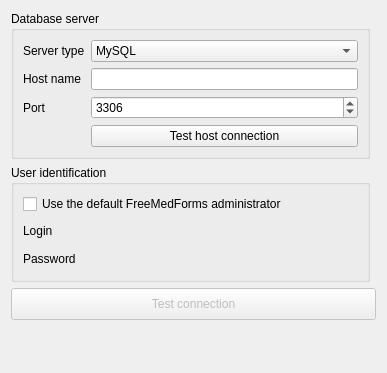
Old version of the form plugins/coreplugin/dialogs/serverpreferenceswidget.ui in the repository FreeHealth/freehealth.
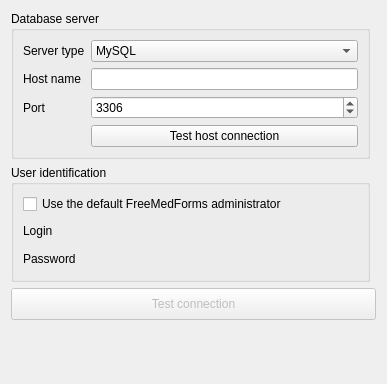
New version of the form. Custom widgets are drawn as their Qt base class.

Commit message: Correcting UI tabOrder

```diff
--- a/plugins/coreplugin/dialogs/serverpreferenceswidget.ui
+++ b/plugins/coreplugin/dialogs/serverpreferenceswidget.ui
@@ -7,7 +7,7 @@
     <x>0</x>
     <y>0</y>
     <width>387</width>
-    <height>373</height>
+    <height>384</height>
    </rect>
   </property>
   <property name="windowTitle">
```
Left out of the diff: 5 changed lines with no effect on the pictures. The commit also changes 1 other file.
